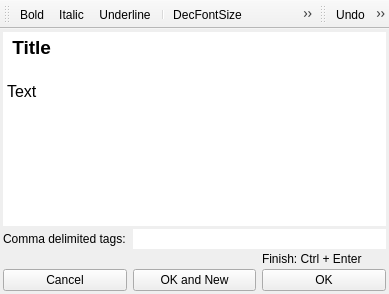
Before: the Qt Designer form src/createnoteform.ui in graninas/WhiteLightNotes, drawn with Qt 5.
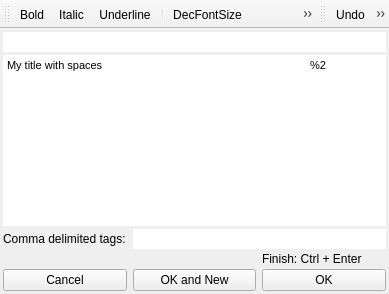
After: the same form once the commit is applied. Icons and pictures are not drawn.

The edit to the form file:
```diff
--- a/src/createnoteform.ui
+++ b/src/createnoteform.ui
@@ -28,6 +28,13 @@
     <property name="margin">
      <number>3</number>
     </property>
+    <item>
+     <widget class="QLineEdit" name="le_Title">
+      <property name="frame">
+       <bool>false</bool>
+      </property>
+     </widget>
+    </item>
     <item>
      <widget class="QTextEdit" name="te_NoteHtmlText">
       <property name="minimumSize">
@@ -59,9 +66,12 @@
 &lt;html&gt;&lt;head&gt;&lt;meta name=&quot;qrichtext&quot; content=&quot;1&quot; /&gt;&lt;style type=&quot;text/css&quot;&gt;
 p, li { white-space: pre-wrap; }
 &lt;/style&gt;&lt;/head&gt;&lt;body style=&quot; font-family:'MS Shell Dlg 2'; font-size:8.25pt; font-weight:400; font-style:normal;&quot;&gt;
-&lt;p style=&quot; margin-top:0px; margin-bottom:0px; margin-left:0px; margin-right:0px; -qt-block-indent:0; text-indent:0px;&quot;&gt;&lt;span style=&quot; font-size:14pt; font-weight:600;&quot;&gt; Title&lt;/span&gt;&lt;/p&gt;
-&lt;p style=&quot;-qt-paragraph-type:empty; margin-top:0px; margin-bottom:0px; margin-left:0px; margin-right:0px; -qt-block-indent:0; text-indent:0px; font-size:14pt; font-weight:600;&quot;&gt;&lt;/p&gt;
-&lt;p style=&quot; margin-top:0px; margin-bottom:0px; margin-left:0px; margin-right:0px; -qt-block-indent:0; text-indent:0px;&quot;&gt;&lt;span style=&quot; font-size:12pt;&quot;&gt;Text&lt;/span&gt;&lt;/p&gt;&lt;/body&gt;&lt;/html&gt;</string>
+&lt;table border=&quot;0&quot; style=&quot; margin-top:0px; margin-bottom:0px; margin-left:0px; margin-right:0px;&quot; width=&quot;100%&quot; cellspacing=&quot;0&quot; cellpadding=&quot;0&quot;&gt;
+&lt;tr&gt;
+&lt;td width=&quot;80%&quot;&gt;
+&lt;p style=&quot; margin-top:0px; margin-bottom:0px; margin-left:0px; margin-right:0px; -qt-block-indent:0; text-indent:0px;&quot;&gt;&lt;span style=&quot; font-size:8pt;&quot;&gt;My title with spaces                                                                                                                                                                                                                                          &lt;/span&gt;&lt;/p&gt;&lt;/td&gt;
+&lt;td&gt;
+&lt;p style=&quot; margin-top:0px; margin-bottom:0px; margin-left:0px; margin-right:0px; -qt-block-indent:0; text-indent:0px;&quot;&gt;&lt;span style=&quot; font-size:8pt;&quot;&gt; %2 &lt;/span&gt;&lt;/p&gt;&lt;/td&gt;&lt;/tr&gt;&lt;/table&gt;&lt;/body&gt;&lt;/html&gt;</string>
       </property>
      </widget>
     </item>
```
Left out of the diff: 138 changed lines with no effect on the pictures.
